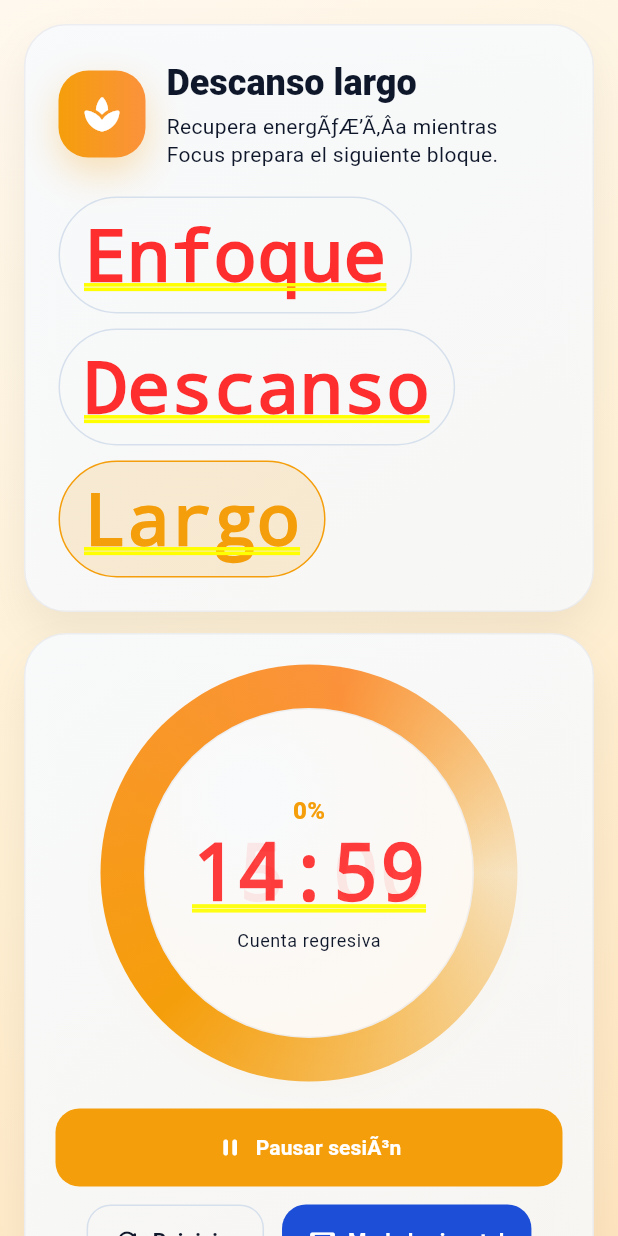
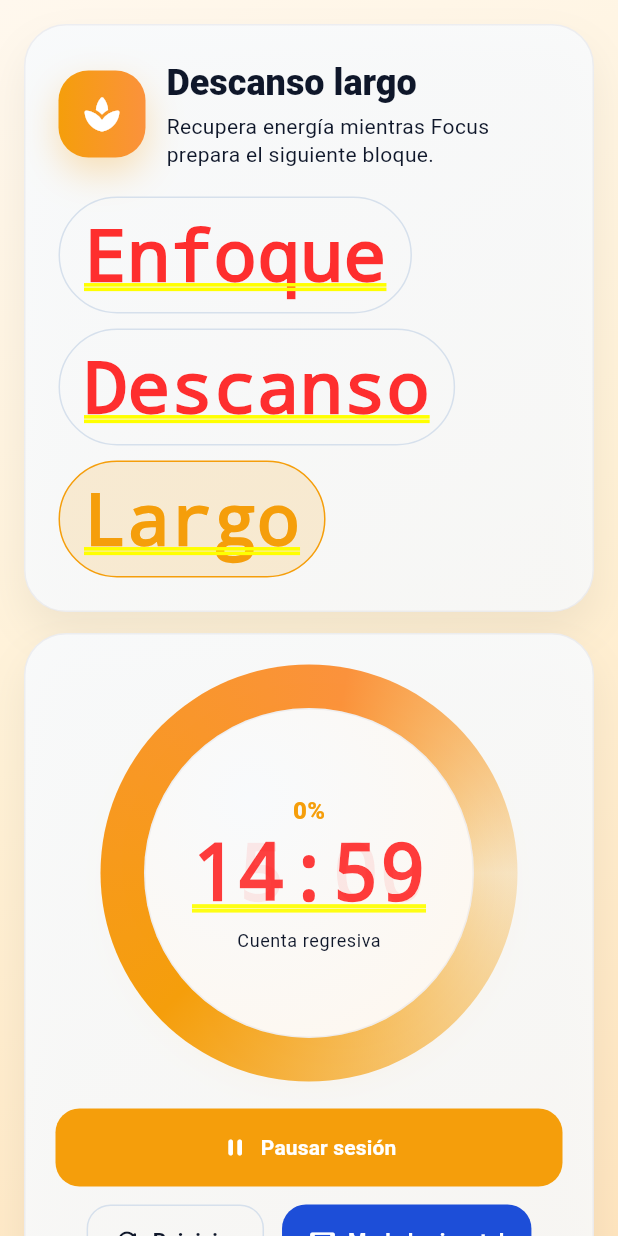
Before and after one commit to Nelson242004/focus, a Flutter app: the PomodoroScreen screen opened directly, after a tap on "Descanso", after a tap on "Largo", after a tap on "Empezar descanso", on a phone screen of 412 x 824 dp. Run offline on Flutter 3.47's test engine with Material 3 defaults, Android fonts, the phone set to English and light mode, and no system bars; our stand-ins replace file_picker, fl_chart, flutter_local_notifications, flutter_timezone, just_audio, pdf and 5 more; accounts and stored records are empty.

Commit message:
pomodoro completo

```diff
--- a/lib/main.dart
+++ b/lib/main.dart
@@ -412,7 +412,7 @@ class MyApp extends StatelessWidget {
                 : kIsWeb
                     ? const WebFocusScreen()
                     : provider.settings.onboardingCompleted
-                        ? const RequiredPermissionsScreen()
+                        ? const RequiredPermissionsGate()
                         : OnboardingScreen(
                             onComplete: () => provider.completeOnboarding(),
                           ),
--- a/lib/screens/pomodoro_screen.dart
+++ b/lib/screens/pomodoro_screen.dart
@@ -386,7 +386,7 @@ class _PomodoroScreenState extends State<PomodoroScreen>
         ScaffoldMessenger.of(context).showSnackBar(
           const SnackBar(
             content: Text(
-              'El Pomodoro quedÃƒÆ’Ã†â€™Ãƒâ€ Ã¢â‚¬â„¢ÃƒÆ’Ã¢â‚¬Å¡Ãƒâ€šÃ‚Â³ abierto mucho tiempo. Guardamos lo seguro y pausamos el ciclo.',
+              'El Pomodoro quedó abierto mucho tiempo. Guardamos lo seguro y pausamos el ciclo.',
             ),
           ),
         );
@@ -415,8 +415,7 @@ class _PomodoroScreenState extends State<PomodoroScreen>
     if (mounted) {
       ScaffoldMessenger.of(context).showSnackBar(
         const SnackBar(
-          content: Text(
-              'Restauramos tu Pomodoro segÃƒÆ’Ã‚Âºn el tiempo real pasado.'),
+          content: Text('Restauramos tu Pomodoro según el tiempo real pasado.'),
         ),
       );
     }
@@ -565,7 +564,7 @@ class _PomodoroScreenState extends State<PomodoroScreen>
           ScaffoldMessenger.of(context).showSnackBar(
             const SnackBar(
               content: Text(
-                'Modo Enfoque Total no pudo iniciarse. El Pomodoro seguirÃ¡ funcionando normal.',
+                'Modo Enfoque Total no pudo iniciarse. El Pomodoro seguirá funcionando normal.',
               ),
             ),
           );
@@ -581,7 +580,7 @@ class _PomodoroScreenState extends State<PomodoroScreen>
         ScaffoldMessenger.of(context).showSnackBar(
           const SnackBar(
             content: Text(
-              'El bloqueo de distracciones fallÃ³ al arrancar. La sesiÃ³n de Pomodoro sigue activa.',
+              'El bloqueo de distracciones falló al arrancar. La sesión de Pomodoro sigue activa.',
             ),
           ),
         );
@@ -627,6 +626,19 @@ class _PomodoroScreenState extends State<PomodoroScreen>
     await FocusModeService.saveConfig(newConfig);
     if (!mounted) return;
     setState(() => _focusModeConfig = newConfig);
+    final provider = Provider.of<AppProvider>(context, listen: false);
+    if (!value) {
+      await _stopFocusModeShield();
+      await NotificationService.cancelPomodoroTimerNotification();
+      if (_isRunning) {
+        unawaited(_showPomodoroNotification(provider));
+      }
+      return;
+    }
+    if (_isRunning && _mode == 'focus') {
+      await _syncFocusModeShield(provider);
+      unawaited(_showPomodoroNotification(provider));
+    }
   }
 
   Future<void> _handleBlockedAttempt(FocusModeStatus status) async {
@@ -1021,7 +1033,7 @@ class _PomodoroScreenState extends State<PomodoroScreen>
                             Text(
                               _mode == 'focus'
                                   ? 'Activa tu pomodoro y entra en tu bloque de enfoque sin distracciones.'
-                                  : 'Recupera energÃƒÆ’Ã‚Â­a mientras Focus prepara el siguiente bloque.',
+                                  : 'Recupera energía mientras Focus prepara el siguiente bloque.',
                               style: Theme.of(context).textTheme.bodyMedium,
                             ),
                           ],
@@ -1213,9 +1225,9 @@ class _PomodoroScreenState extends State<PomodoroScreen>
                       ),
                       label: Text(
                         _isRunning
-                            ? 'Pausar sesiÃ³n'
+                            ? 'Pausar sesión'
                             : _mode == 'focus'
-                                ? 'Iniciar sesiÃ³n de enfoque'
+                                ? 'Iniciar sesión de enfoque'
                                 : 'Empezar descanso',
                       ),
                     ),
@@ -1314,12 +1326,12 @@ class _PomodoroScreenState extends State<PomodoroScreen>
                 DropdownButtonFormField<String>(
                   initialValue: provider.settings.breakAfterFocus,
                   decoration: const InputDecoration(
-                    labelText: 'DespuÃ©s del enfoque',
+                    labelText: 'Después del enfoque',
                   ),
                   items: const [
                     DropdownMenuItem(
                       value: 'auto',
-                      child: Text('AutomÃ¡tico cada 4 ciclos'),
+                      child: Text('Automático cada 4 ciclos'),
                     ),
                     DropdownMenuItem(
                       value: 'shortBreak',
@@ -1352,7 +1364,7 @@ class _PomodoroScreenState extends State<PomodoroScreen>
                   ),
                   const SizedBox(height: 8),
                   Text(
-                    'Cada enfoque completado se guarda automÃ¡ticamente para tus estadÃ­sticas.',
+                    'Cada enfoque completado se guarda automáticamente para tus estadísticas.',
                     style: Theme.of(context).textTheme.bodyMedium,
                   ),
                   const SizedBox(height: 14),
@@ -1452,7 +1464,7 @@ class _PomodoroScreenState extends State<PomodoroScreen>
       decoration: const InputDecoration(
         labelText: 'Materia asociada',
         prefixIcon: Icon(Icons.menu_book_rounded),
-        helperText: 'Opcional. Se guarda en tus estadÃ­sticas del Pomodoro.',
+        helperText: 'Opcional. Se guarda en tus estadísticas del Pomodoro.',
       ),
       items: [
         const DropdownMenuItem(
@@ -1611,7 +1623,7 @@ class _PomodoroScreenState extends State<PomodoroScreen>
               .withValues(alpha: 0.34),
         ),
         child: const Center(
-          child: Text('TodavÃ­a no hay sesiones registradas hoy.'),
+          child: Text('Todavía no hay sesiones registradas hoy.'),
         ),
       );
     }
@@ -1721,7 +1733,7 @@ class _LastFocusSummaryBanner extends StatelessWidget {
           const SizedBox(width: 12),
           Expanded(
             child: Text(
-              'Ãšltimo bloque: ${summary.earnedPoints} puntos Â· ${summary.blockedAttempts} interrupciones',
+              'Último bloque: ${summary.earnedPoints} puntos · ${summary.blockedAttempts} interrupciones',
               style: Theme.of(context).textTheme.bodyMedium?.copyWith(
                     fontWeight: FontWeight.w800,
                   ),
@@ -1754,7 +1766,7 @@ class _FocusSummarySheet extends StatelessWidget {
         crossAxisAlignment: CrossAxisAlignment.start,
         children: [
           Text(
-            'SesiÃ³n completada',
+            'Sesión completada',
             style: Theme.of(context)
                 .textTheme
                 .headlineSmall
```
Also changed, not shown: lib/screens/required_permissions_screen.dart (+59 -0 lines), 3 other files.
